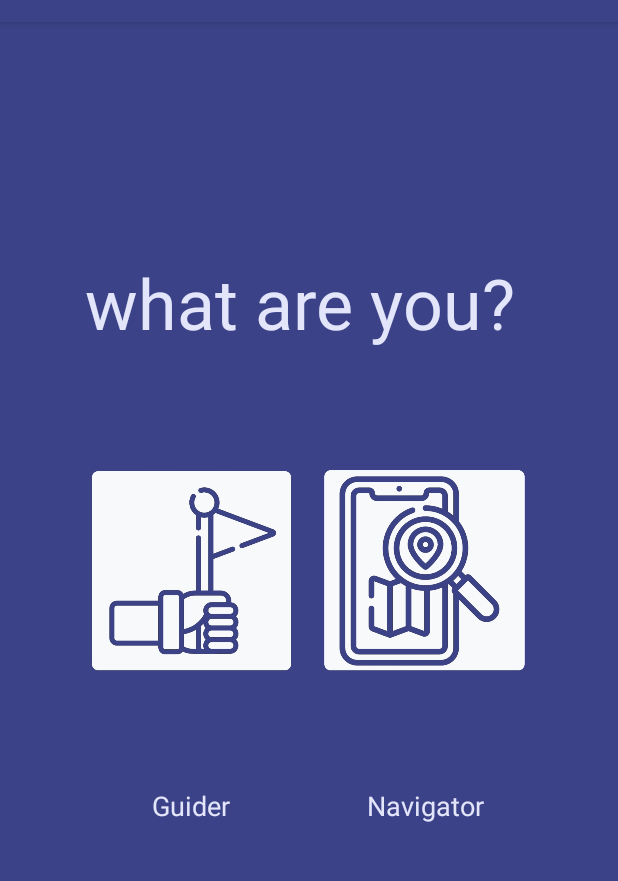
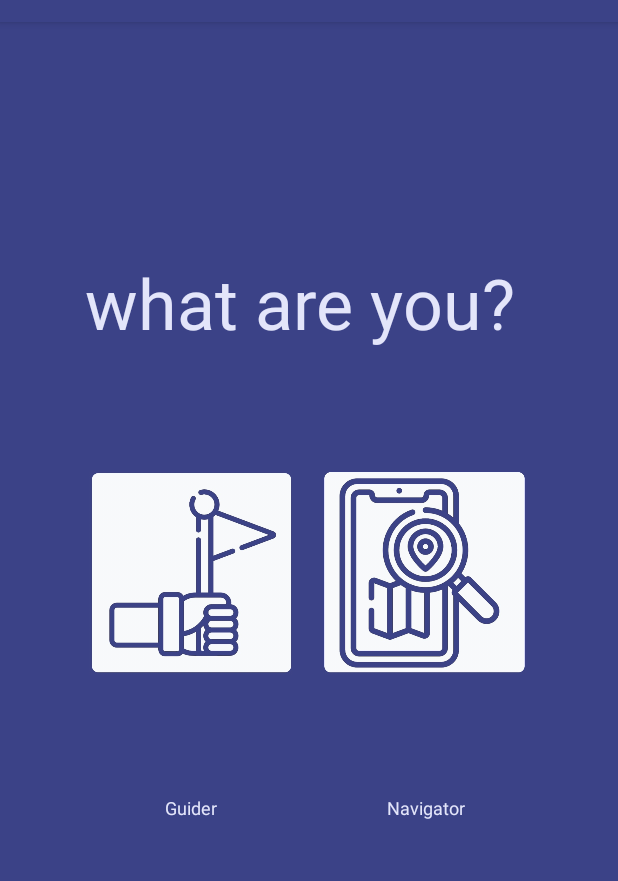
Before and after one commit to itayelbaz11/beta, an Android app: the choosing screen opened directly, with no data from a screen before it, on a phone screen of 412 x 824 dp, the part 62-943 px from its top. Run offline under Robolectric (Android 15) with nearby library versions, the phone set to English and light mode, and no system bars; Roboto replaces fonts that are not available here.

Commit message:
סופי ופי סופי

```diff
--- a/app/src/main/res/layout/activity_choosing.xml
+++ b/app/src/main/res/layout/activity_choosing.xml
@@ -79,9 +79,7 @@
                     android:gravity="center"
                     android:text="Guider"
                     android:textColor="#E3E5FA"
-                    android:autoSizeMinTextSize="6sp"
-                    android:autoSizeMaxTextSize="18sp"
-                    android:autoSizeTextType="uniform" />
+                    android:textSize="12sp" />
 
                 <Space
                     android:layout_width="match_parent"
@@ -117,9 +115,7 @@
                     android:gravity="center"
                     android:text="Navigator"
                     android:textColor="#E3E5FA"
-                    android:autoSizeMinTextSize="6sp"
-                    android:autoSizeMaxTextSize="18sp"
-                    android:autoSizeTextType="uniform" />
+                    android:textSize="12sp" />
 
                 <Space
                     android:layout_width="match_parent"
```
